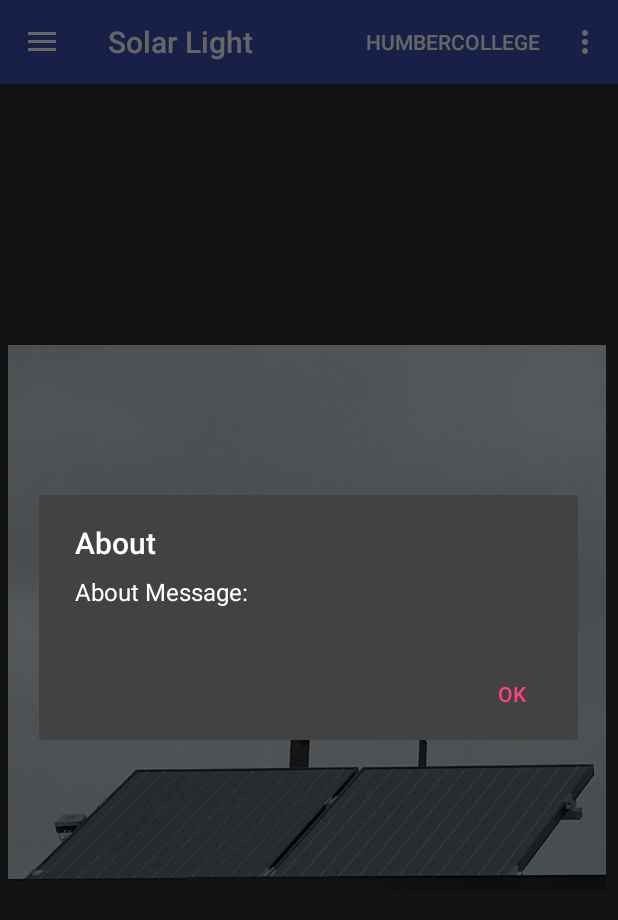
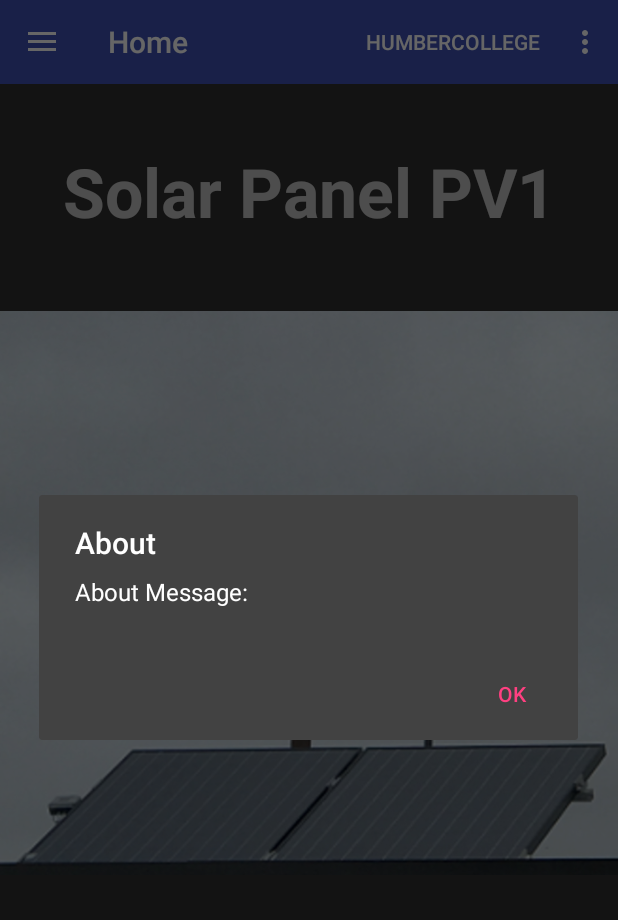
Before and after one commit to MegaExE/Solar-Capstone-App, an Android app: the screen it shows after launch (MainActivity), in the options menu, after a tap on "About", on a phone screen of 412 x 824 dp. Shown: the top 920 px of the screen. Run offline under Robolectric (Android 15) with nearby library versions, the light colour scheme and no system bars; our stand-ins replace Firebase (no records; nobody signed in at launch, a user with empty details on screens opened directly).

Commit message:
Added Home Screen

```diff
--- /dev/null
+++ b/Solar Light/src/main/java/humber/ceng355/solarcapstoneapp/HomeScreen.java
@@ -0,0 +1,35 @@
+package humber.ceng355.solarcapstoneapp;
+
+import android.os.Bundle;
+import android.support.v4.app.Fragment;
+import android.view.LayoutInflater;
+import android.view.View;
+import android.view.ViewGroup;
+
+import com.google.firebase.database.DatabaseReference;
+
+
+/**
+ * Solar Capstone
+ * Raphael Najera, Johnson Liang, Adrian Caprini
+ */
+
+public class HomeScreen extends Fragment {
+    public HomeScreen () {
+    }
+
+    DatabaseReference myRef;
+
+    @Override
+    public View onCreateView(LayoutInflater inflater, ViewGroup container, Bundle savedInstanceState) {
+
+        View rootView = inflater.inflate(R.layout.fragment_home, container, false);
+
+
+
+
+        return rootView;
+    }
+
+
+}
--- a/Solar Light/src/main/java/humber/ceng355/solarcapstoneapp/MainActivity.java
+++ b/Solar Light/src/main/java/humber/ceng355/solarcapstoneapp/MainActivity.java
@@ -52,11 +52,12 @@ public class MainActivity extends AppCompatActivity {
         setupToolbar();
 
         //Display the image beside each selection in the Navigation Drawer
-        DataModel[] drawerItem = new DataModel[4];
-        drawerItem[0] = new DataModel(R.drawable.table, "PV1");
-        drawerItem[1] = new DataModel(R.drawable.table, "PV2");
-        drawerItem[2] = new DataModel(R.drawable.table, "PV3");
-        drawerItem[3] = new DataModel(R.drawable.table,"PV4");
+        DataModel[] drawerItem = new DataModel[5];
+        drawerItem[0] = new DataModel(R.drawable.table, "Home");
+        drawerItem[1] = new DataModel(R.drawable.table, "PV1");
+        drawerItem[2] = new DataModel(R.drawable.table, "PV2");
+        drawerItem[3] = new DataModel(R.drawable.table, "PV3");
+        drawerItem[4] = new DataModel(R.drawable.table,"PV4");
         getSupportActionBar().setDisplayHomeAsUpEnabled(false);
         getSupportActionBar().setHomeButtonEnabled(true);
 
@@ -123,15 +124,18 @@ public class MainActivity extends AppCompatActivity {
 
         switch (position) {
             case 0:
+                fragment = new HomeScreen();
+                break;
+            case 1:
                 fragment = new SolarPV1();
                 break;
-            case 1:
+            case 2:
                 fragment = new SolarPV2();
                 break;
-            case 2:
+            case 3:
                 fragment = new SolarPV3();
                 break;
-            case 3:
+            case 4:
                 fragment = new SolarPV4();
                 break;
 
--- a/Solar Light/src/main/res/layout/activity_main.xml
+++ b/Solar Light/src/main/res/layout/activity_main.xml
@@ -39,13 +39,4 @@
         android:divider="@android:color/darker_gray"
         android:dividerHeight="1dp" />
 
-    <ImageView
-        android:layout_width="0dp"
-        android:layout_height="65dp"
-        android:src="@drawable/solarpanel"
-        android:id="@+id/imageView1"
-        android:layout_marginStart="5dp"
-        android:layout_marginEnd="8dp"
-    />
-
 </android.support.v4.widget.DrawerLayout>
--- /dev/null
+++ b/Solar Light/src/main/res/layout/fragment_home.xml
@@ -0,0 +1,38 @@
+<android.support.constraint.ConstraintLayout xmlns:android="http://schemas.android.com/apk/res/android"
+    xmlns:app="http://schemas.android.com/apk/res-auto"
+    xmlns:tools="http://schemas.android.com/tools"
+    android:id="@+id/relativeLayout"
+    android:layout_width="match_parent"
+    android:layout_height="match_parent"
+    android:orientation="vertical"
+    tools:layout_editor_absoluteY="25dp">
+
+
+    <ImageView
+        android:id="@+id/imageView"
+        android:layout_width="0dp"
+        android:layout_height="0dp"
+        android:layout_marginBottom="211dp"
+        android:src="@drawable/solarpanel"
+        app:layout_constraintBottom_toBottomOf="parent"
+        app:layout_constraintHorizontal_bias="0.0"
+        app:layout_constraintLeft_toLeftOf="parent"
+        app:layout_constraintRight_toRightOf="parent"
+        app:layout_constraintTop_toBottomOf="@+id/label" />
+
+    <TextView
+        android:id="@+id/label"
+        android:layout_width="0dp"
+        android:layout_height="wrap_content"
+        android:layout_marginBottom="20dp"
+        android:layout_marginTop="41dp"
+        android:gravity="center_horizontal"
+        android:text="@string/PV1"
+        android:textSize="45dp"
+        android:textStyle="bold"
+        app:layout_constraintBottom_toTopOf="@+id/imageView"
+        app:layout_constraintEnd_toEndOf="parent"
+        app:layout_constraintStart_toStartOf="parent"
+        app:layout_constraintTop_toTopOf="parent" />
+
+</android.support.constraint.ConstraintLayout>
--- a/Solar Light/src/main/res/values/strings.xml
+++ b/Solar Light/src/main/res/values/strings.xml
@@ -2,6 +2,7 @@
     <string name="app_name">Solar Light</string>
 
     <string-array name="navigation_drawer_items_array">
+        <item>Home</item>
         <item>PV1</item>
         <item>PV2</item>
         <item>PV3</item>
```
Also changed, not shown: Solar Light/src/main/res/drawable/solarpanel.jpg.
